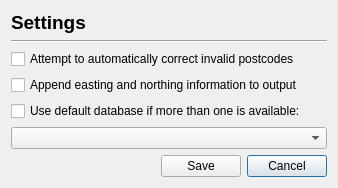
JamieTasker/UK-Postcode-Validator, file files/ui/settings.ui: the form before one commit.
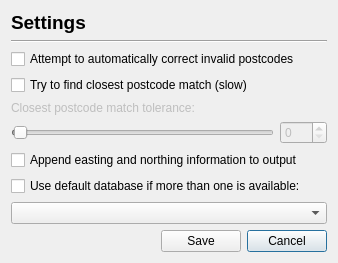
The form after the commit.

Commit message: Added controls for fuzzy logic.

The edit to the form file:
```diff
--- a/files/ui/settings.ui
+++ b/files/ui/settings.ui
@@ -7,59 +7,34 @@
     <x>0</x>
     <y>0</y>
     <width>335</width>
-    <height>186</height>
+    <height>263</height>
    </rect>
   </property>
   <property name="windowTitle">
    <string>Settings</string>
   </property>
   <layout class="QGridLayout" name="gridLayout">
-   <item row="0" column="0">
-    <widget class="QLabel" name="label">
-     <property name="font">
-      <font>
-       <pointsize>14</pointsize>
-       <weight>75</weight>
-       <bold>true</bold>
-      </font>
-     </property>
-     <property name="text">
-      <string>Settings</string>
-     </property>
-    </widget>
-   </item>
-   <item row="1" column="0">
-    <widget class="Line" name="line">
-     <property name="orientation">
-      <enum>Qt::Horizontal</enum>
-     </property>
-    </widget>
-   </item>
    <item row="2" column="0">
     <widget class="QCheckBox" name="correctinvalidCheck">
+     <property name="toolTip">
+      <string>&lt;html&gt;&lt;head/&gt;&lt;body&gt;&lt;p&gt;If enabled, the application will automatically try to fix common user errors when entering postcodes. &lt;/p&gt;&lt;p&gt;Example: NG!3ODJ will become NG13 0DJ.&lt;/p&gt;&lt;/body&gt;&lt;/html&gt;</string>
+     </property>
      <property name="text">
       <string>Attempt to automatically correct invalid postcodes</string>
      </property>
     </widget>
    </item>
-   <item row="3" column="0">
-    <widget class="QCheckBox" name="appendcoordsCheck">
-     <property name="text">
-      <string>Append easting and northing information to output</string>
-     </property>
-    </widget>
-   </item>
-   <item row="4" column="0">
-    <widget class="QCheckBox" name="defaultCheck">
-     <property name="text">
-      <string>Use default database if more than one is available:</string>
-     </property>
-    </widget>
-   </item>
-   <item row="5" column="0">
+   <item row="9" column="0">
     <widget class="QComboBox" name="defaultCombo"/>
    </item>
-   <item row="6" column="0">
+   <item row="1" column="0">
+    <widget class="Line" name="line">
+     <property name="orientation">
+      <enum>Qt::Horizontal</enum>
+     </property>
+    </widget>
+   </item>
+   <item row="10" column="0">
     <layout class="QFormLayout" name="formLayout">
      <property name="leftMargin">
       <number>150</number>
@@ -80,6 +55,99 @@
      </item>
     </layout>
    </item>
+   <item row="7" column="0">
+    <widget class="QCheckBox" name="appendcoordsCheck">
+     <property name="text">
+      <string>Append easting and northing information to output</string>
+     </property>
+    </widget>
+   </item>
+   <item row="3" column="0">
+    <widget class="QCheckBox" name="fuzzyCheck">
+     <property name="enabled">
+      <bool>true</bool>
+     </property>
+     <property name="toolTip">
+      <string>&lt;html&gt;&lt;head/&gt;&lt;body&gt;&lt;p&gt;Use fuzzy logic to try and find the nearest postcode match within the database.&lt;/p&gt;&lt;/body&gt;&lt;/html&gt;</string>
+     </property>
+     <property name="text">
+      <string>Try to find closest postcode match (slow)</string>
+     </property>
+    </widget>
+   </item>
+   <item row="8" column="0">
+    <widget class="QCheckBox" name="defaultCheck">
+     <property name="text">
+      <string>Use default database if more than one is available:</string>
+     </property>
+    </widget>
+   </item>
+   <item row="0" column="0">
+    <widget class="QLabel" name="label">
+     <property name="font">
+      <font>
+       <pointsize>14</pointsize>
+       <weight>75</weight>
+       <bold>true</bold>
+      </font>
+     </property>
+     <property name="text">
+      <string>Settings</string>
+     </property>
+    </widget>
+   </item>
+   <item row="4" column="0">
+    <widget class="QLabel" name="fuzzytoleranceLabel">
+     <property name="enabled">
+      <bool>false</bool>
+     </property>
+     <property name="text">
+      <string>Closest postcode match tolerance:</string>
+     </property>
+    </widget>
+   </item>
+   <item row="5" column="0">
+    <layout class="QHBoxLayout" name="horizontalLayout">
+     <item>
+      <widget class="QSlider" name="fuzzySlider">
+       <property name="enabled">
+        <bool>false</bool>
+       </property>
+       <property name="toolTip">
+        <string>&lt;html&gt;&lt;head/&gt;&lt;body&gt;&lt;p&gt;Change the tolerance level when trying to find closest postcode match within the database.&lt;/p&gt;&lt;p&gt;Higher values will result in fewer matches, but a greater level of accuracy.&lt;/p&gt;&lt;p&gt;Lower values will return more matches, but a lower level of accuracy. &lt;/p&gt;&lt;/body&gt;&lt;/html&gt;</string>
+       </property>
+       <property name="minimum">
+        <number>-1</number>
+       </property>
+       <property name="maximum">
+        <number>100</number>
+       </property>
+       <property name="singleStep">
+        <number>1</number>
+       </property>
+       <property name="sliderPosition">
+        <number>0</number>
+       </property>
+       <property name="orientation">
+        <enum>Qt::Horizontal</enum>
+       </property>
+      </widget>
+     </item>
+     <item>
+      <widget class="QSpinBox" name="fuzzySpin">
+       <property name="enabled">
+        <bool>false</bool>
+       </property>
+       <property name="toolTip">
+        <string>&lt;html&gt;&lt;head/&gt;&lt;body&gt;&lt;p&gt;Change the tolerance level when trying to find closest postcode match within the database.&lt;/p&gt;&lt;p&gt;Higher values will result in fewer matches, but a greater level of accuracy.&lt;/p&gt;&lt;p&gt;Lower values will return more matches, but a lower level of accuracy.&lt;/p&gt;&lt;/body&gt;&lt;/html&gt;</string>
+       </property>
+       <property name="maximum">
+        <number>100</number>
+       </property>
+      </widget>
+     </item>
+    </layout>
+   </item>
   </layout>
  </widget>
  <resources/>
```
